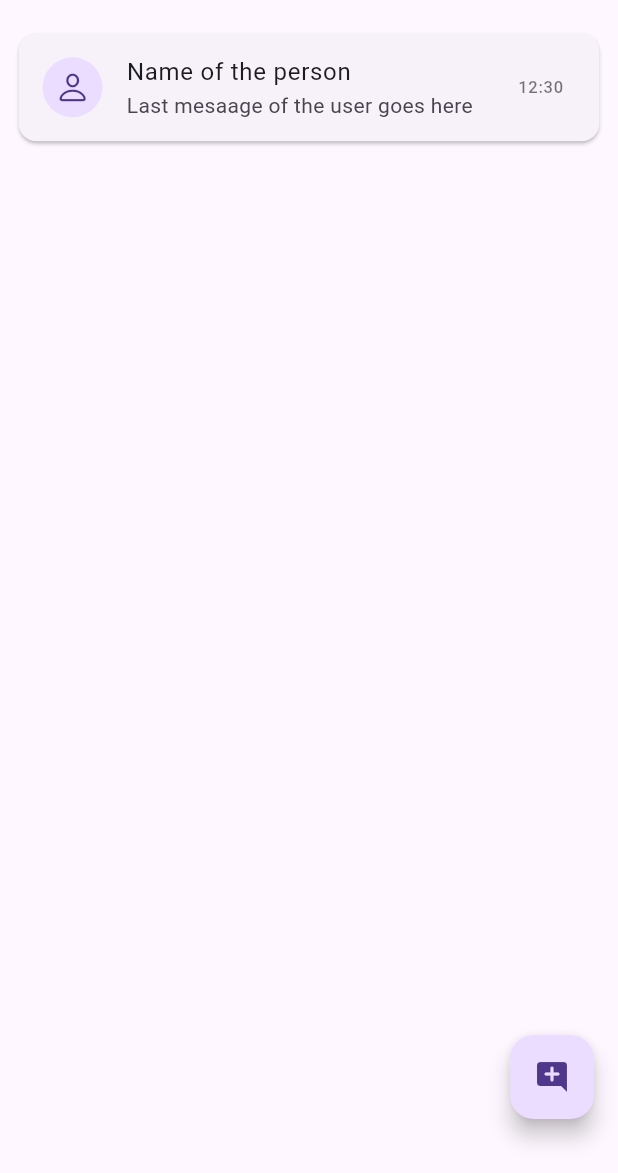
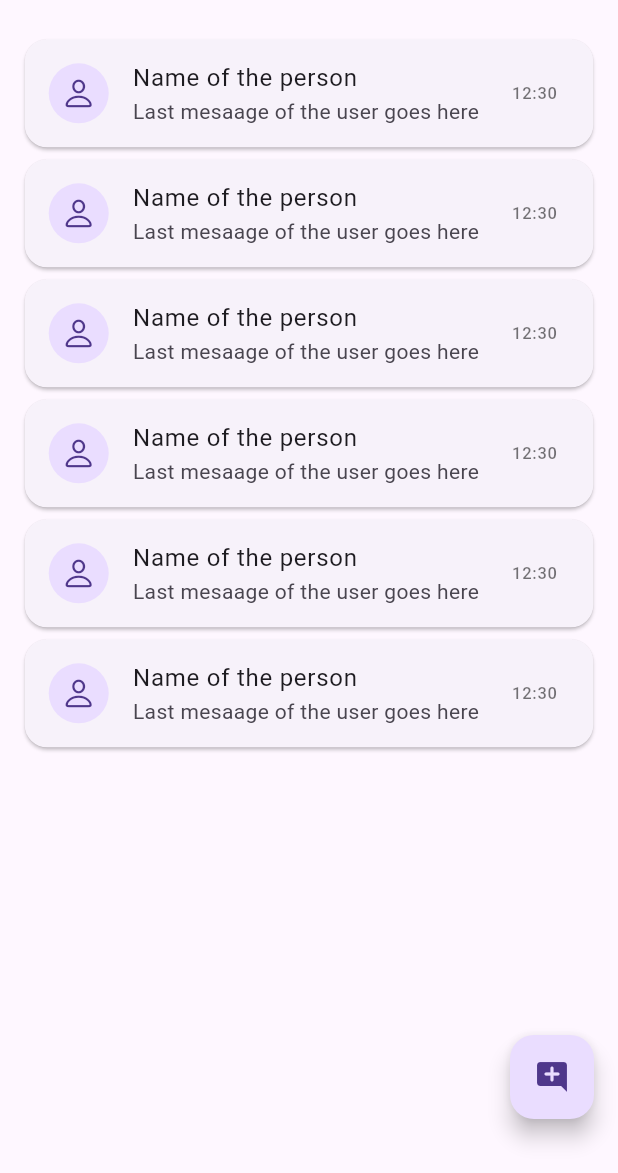
Before and after one commit to Pawankumar-1998/Networking-App, a Flutter app: the HomePage screen opened directly, on a phone screen of 412 x 824 dp, the part 63-1236 px from its top. Run offline on Flutter 3.47's test engine with Material 3 defaults, Android fonts, the phone set to English and light mode, and no system bars; our stand-ins replace firebase_auth, firebase_core, google_sign_in; accounts and stored records are empty.

Commit message:
customizing user card

```diff
--- a/lib/main.dart
+++ b/lib/main.dart
@@ -17,7 +17,6 @@ class MyApp extends StatelessWidget {
   // This widget is the root of your application.
   @override
   Widget build(BuildContext context) {
-    mq = MediaQuery.of(context).size;
     return MaterialApp(
       title: 'We chat',
       debugShowCheckedModeBanner: false,
--- a/lib/pages/home_page.dart
+++ b/lib/pages/home_page.dart
@@ -2,6 +2,7 @@ import 'package:flutter/cupertino.dart';
 import 'package:flutter/material.dart';
 import 'package:google_sign_in/google_sign_in.dart';
 import 'package:mymessages/authprovider/provider.dart';
+import 'package:mymessages/pages/auth/login_page.dart';
 import 'package:mymessages/widgets/chat_user_card.dart';
 
 class HomePage extends StatelessWidget {
@@ -30,7 +31,9 @@ class HomePage extends StatelessWidget {
         ),
       ),
       body: ListView.builder(
-        itemCount: 1,
+        padding: EdgeInsets.only(top: mq.height * .01),
+        physics: const BouncingScrollPhysics(),
+        itemCount: 6,
         itemBuilder: (context, index) {
           return const ChatUserCard();
         },
--- a/lib/pages/splash_page.dart
+++ b/lib/pages/splash_page.dart
@@ -2,7 +2,6 @@ import 'package:firebase_auth/firebase_auth.dart';
 import 'package:flutter/material.dart';
 import 'package:mymessages/pages/auth/login_page.dart';
 import 'package:mymessages/pages/home_page.dart';
-
 
 class SplashPage extends StatefulWidget {
   const SplashPage({super.key});
@@ -37,6 +36,7 @@ class _SplashPageState extends State<SplashPage> {
 
   @override
   Widget build(BuildContext context) {
+    mq = MediaQuery.of(context).size;
     return Scaffold(
       // appBar: AppBar(
       //   automaticallyImplyLeading: false,
--- a/lib/widgets/chat_user_card.dart
+++ b/lib/widgets/chat_user_card.dart
@@ -1,6 +1,6 @@
 import 'package:flutter/cupertino.dart';
 import 'package:flutter/material.dart';
-import 'package:mymessages/main.dart';
+import 'package:mymessages/pages/auth/login_page.dart';
 
 class ChatUserCard extends StatefulWidget {
   const ChatUserCard({super.key});
@@ -13,8 +13,9 @@ class _ChatUserCardState extends State<ChatUserCard> {
   @override
   Widget build(BuildContext context) {
     return Card(
-      margin: EdgeInsets.symmetric(
-          horizontal: mq.width * .03, vertical: mq.height * .01),
+      shape: RoundedRectangleBorder(borderRadius: BorderRadius.circular(15)),
+      elevation: 1,
+      margin: EdgeInsets.symmetric(horizontal: mq.width * .04, vertical: 4),
       child: InkWell(
         onTap: () {},
         child: const ListTile(
```
